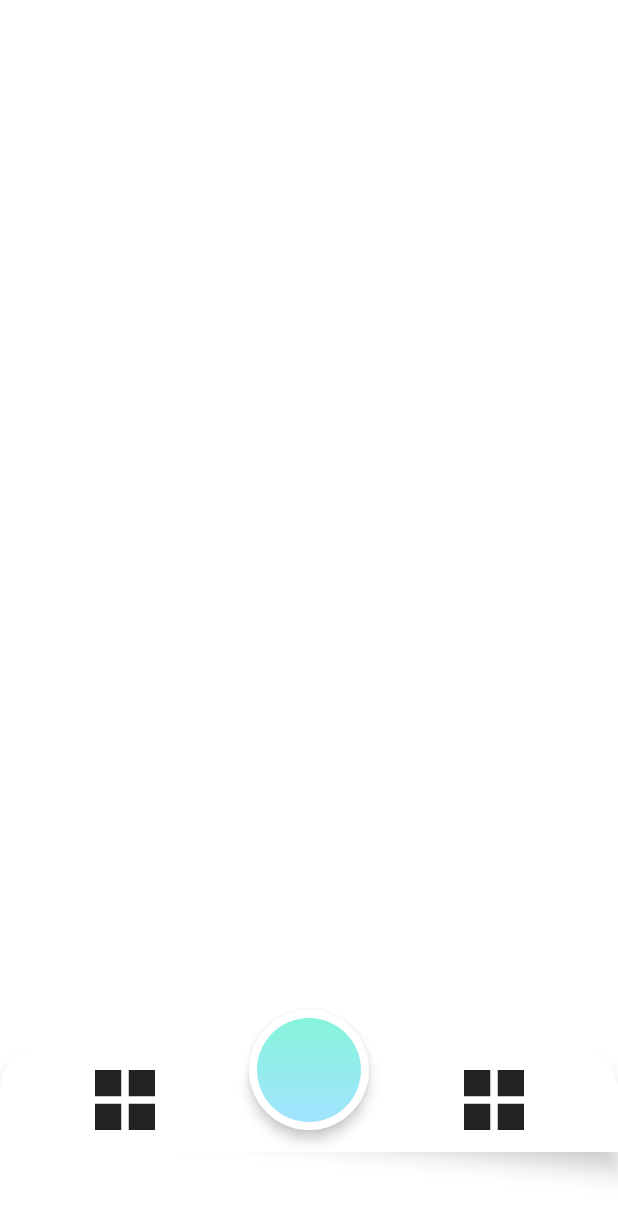
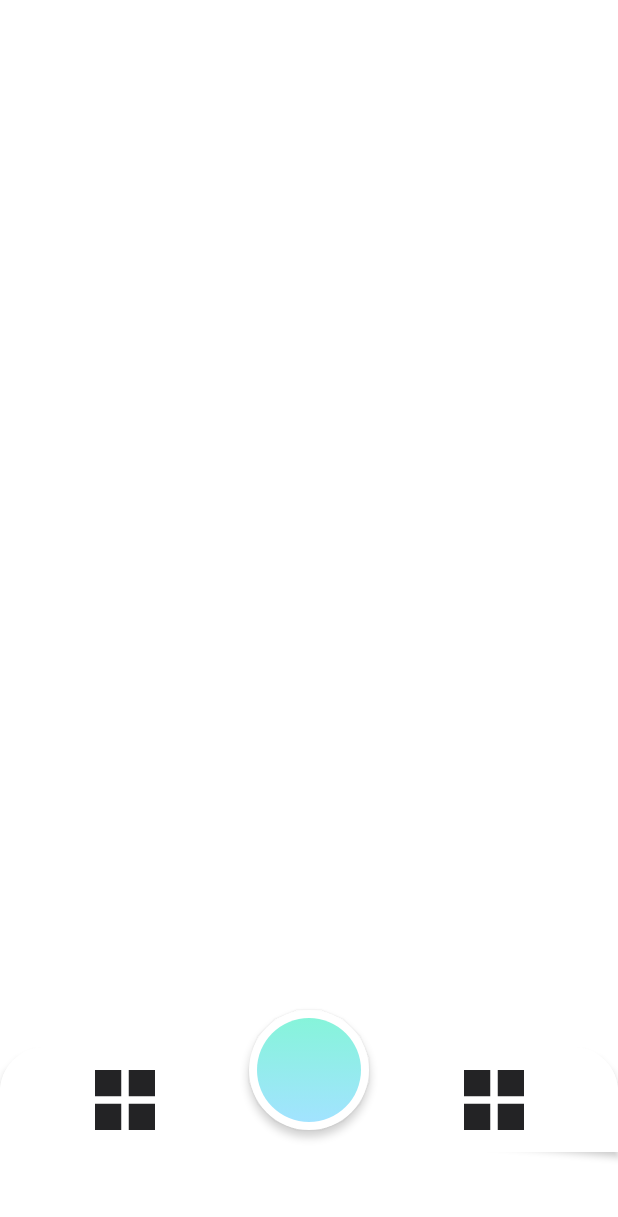
Before and after one commit to kshooong/Soodal-Android, an Android app built with Jetpack Compose: the @Preview function BottomBarViewPreview, on a phone screen of 412 x 824 dp. Shown: the top 1217 px of the screen. Run offline under Robolectric (Android 15) with nearby library versions, the phone set to English and light mode, and no system bars.

Commit message:
하단 메뉴 그림자 값 수정

```diff
--- a/app/src/main/java/kr/ilf/kshoong/ui/BottomBarVIew.kt
+++ b/app/src/main/java/kr/ilf/kshoong/ui/BottomBarVIew.kt
@@ -41,7 +41,7 @@ fun BottomBarView(modifier: Modifier, onCalenderClick: () -> Unit, onDetailClick
                 .height(100.dp)
                 .align(Alignment.BottomCenter)
                 .padding(top = 30.dp),
-            shadowElevation = 10.dp,
+            shadowElevation = 3.dp,
             color = Color.White,
             shape = RoundedCornerShape(topStart = 30.dp, topEnd = 30.dp)
         ) {
@@ -97,7 +97,7 @@ fun BottomBarView(modifier: Modifier, onCalenderClick: () -> Unit, onDetailClick
                 .align(Alignment.Center),
             shape = CircleShape,
             color = Color.White,
-            shadowElevation = 5.dp
+            shadowElevation = 3.dp
         ) {
             Button(
                 modifier = Modifier
```
